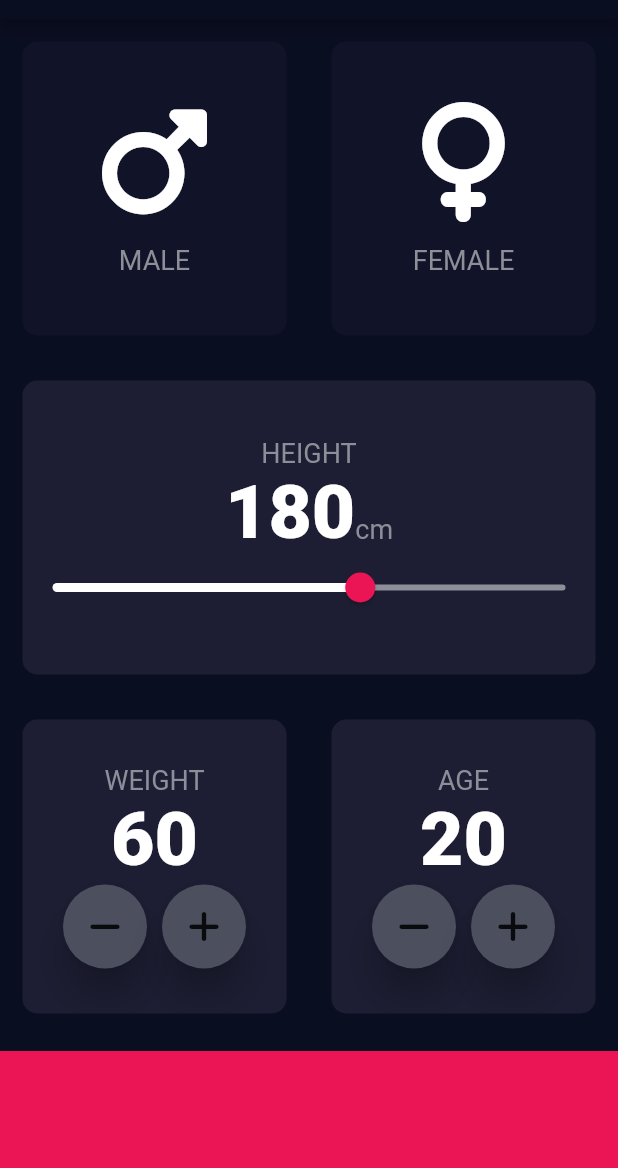
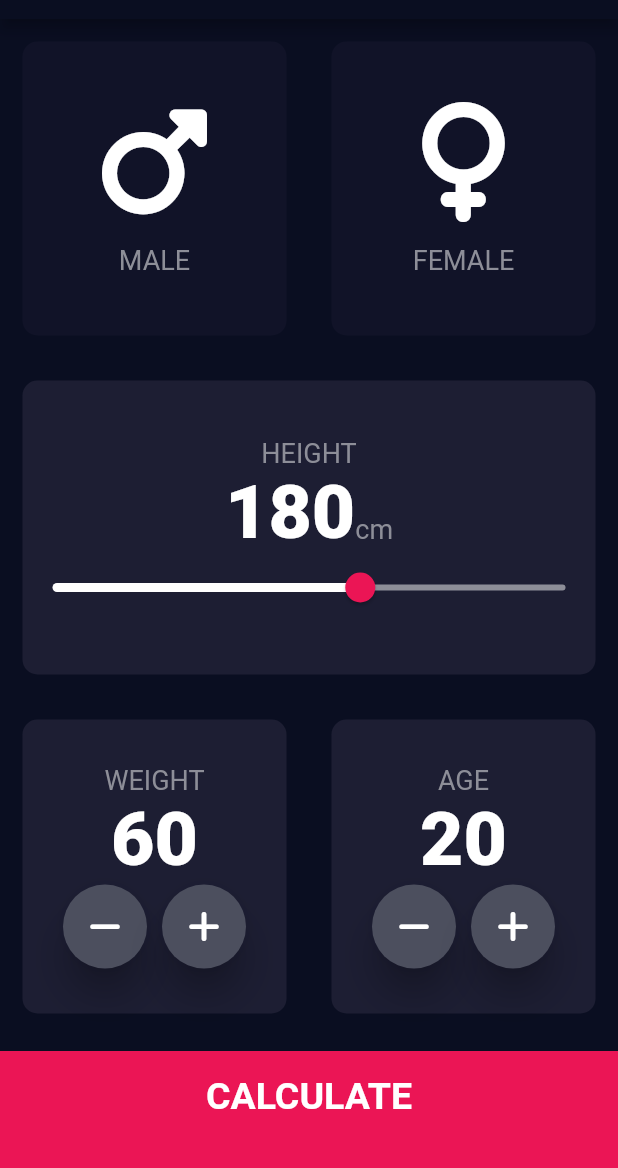
Before and after one commit to ania-niezychowska/BMIApp, a Flutter app: the screen it shows after launch, on a phone screen of 412 x 824 dp, the part 65-1233 px from its top. Run offline on Flutter 3.47's test engine with Material 2 defaults, Android fonts, the phone set to English and light mode, and no system bars; our stand-ins replace font_awesome_flutter.

Commit message:
add result page

```diff
--- /dev/null
+++ b/lib/components/bottom_button.dart
@@ -0,0 +1,26 @@
+import 'package:flutter/material.dart';
+import '../constants.dart';
+
+class BottomButton extends StatelessWidget {
+  BottomButton({required this.onTap, required this.buttonTitle});
+
+  final Function onTap;
+  final String buttonTitle;
+
+  @override
+  Widget build(BuildContext context) {
+    return GestureDetector(
+      onTap: () => onTap(),
+      child: Container(
+        child: Center(
+          child: Text(buttonTitle, style: kLargeButtonTextStyle),
+        ),
+        color: kBottomContainerColor,
+        margin: EdgeInsets.only(top: 10.0),
+        padding: EdgeInsets.only(bottom: 20.0),
+        width: double.infinity,
+        height: kBottomContainerHeight,
+      ),
+    );
+  }
+}
--- /dev/null
+++ b/lib/components/round_icon_button.dart
@@ -0,0 +1,20 @@
+import 'package:flutter/material.dart';
+
+class RoundIconButton extends StatelessWidget {
+  RoundIconButton({required this.icon, required this.onPressed});
+
+  final IconData icon;
+  final Function onPressed;
+
+  @override
+  Widget build(BuildContext context) {
+    return RawMaterialButton(
+      elevation: 10.0,
+      child: Icon(icon),
+      onPressed: () => onPressed(),
+      constraints: BoxConstraints.tightFor(width: 56.0, height: 56.0),
+      shape: CircleBorder(),
+      fillColor: Color(0xFF4C4F5E),
+    );
+  }
+}
--- a/lib/constantsGITHUB.dart
+++ /dev/null
@@ -1,41 +0,0 @@
-import 'package:flutter/material.dart';
-
-const kBottomContainerHeight = 80.0;
-const kActiveCardColour = Color(0xFF1D1E33);
-const kInactiveCardColour = Color(0xFF111328);
-const kBottomContainerColour = Color(0xFFEB1555);
-
-const kLabelTextStyle = TextStyle(
-  fontSize: 18.0,
-  color: Color(0xFF8D8E98),
-);
-
-const kNumberTextStyle = TextStyle(
-  fontSize: 50.0,
-  fontWeight: FontWeight.w900,
-);
-
-const kLargeButtonTextStyle = TextStyle(
-  fontSize: 25.0,
-  fontWeight: FontWeight.bold,
-);
-
-const kTitleTextStyle = TextStyle(
-  fontSize: 50.0,
-  fontWeight: FontWeight.bold,
-);
-
-const kResultTextStyle = TextStyle(
-  color: Color(0xFF24D876),
-  fontSize: 22.0,
-  fontWeight: FontWeight.bold,
-);
-
-const kBMITextStyle = TextStyle(
-  fontSize: 100.0,
-  fontWeight: FontWeight.bold,
-);
-
-const kBodyTextStyle = TextStyle(
-  fontSize: 22.0,
-);
--- a/lib/main.dart
+++ b/lib/main.dart
@@ -1,5 +1,5 @@
 import 'package:flutter/material.dart';
-import 'input_page.dart';
+import 'screens/input_page.dart';
 
 
 void main() => runApp(BMICalculator());
@@ -8,7 +8,7 @@ class BMICalculator extends StatelessWidget {
   @override
   Widget build(BuildContext context) {
     return MaterialApp(
-      theme: ThemeData(
+      theme: ThemeData.dark().copyWith(
         primaryColor: Color(0xFF0A0E21),
         scaffoldBackgroundColor: Color(0xFF0A0E21),
         hintColor: Colors.purple,
--- a/lib/input_page.dart
+++ b/lib/screens/input_page.dart
@@ -1,10 +1,11 @@
-import 'dart:html';
-
+import 'package:bmiapp/screens/results_page.dart';
 import 'package:flutter/material.dart';
 import 'package:font_awesome_flutter/font_awesome_flutter.dart';
-import 'icon_content.dart';
-import 'reusable_card.dart';
-import 'constants.dart';
+import '../components/icon_content.dart';
+import '../components/reusable_card.dart';
+import '../constants.dart';
+import '../components/bottom_button.dart';
+import '../components/round_icon_button.dart';
 
 enum Gender {
   female,
@@ -163,7 +164,8 @@ class _InputPageState extends State<InputPage> {
                         ],
                       ),
                     ],
-                  ), onPress: () {  },
+                  ),
+                  onPress: () {},
                 ),
               ),
               Expanded(
@@ -183,13 +185,19 @@ class _InputPageState extends State<InputPage> {
                       Row(
                         mainAxisAlignment: MainAxisAlignment.center,
                         children: <Widget>[
-                          RoundIconButton(icon: FontAwesomeIcons.minus, onPressed: () {
+                          RoundIconButton(
+                              icon: FontAwesomeIcons.minus,
+                              onPressed: () {
                                 setState(() {
                                   age--;
                                 });
                               }),
-                          SizedBox(width: 10.0,),
-                          RoundIconButton(icon: FontAwesomeIcons.plus, onPressed: () {
+                          SizedBox(
+                            width: 10.0,
+                          ),
+                          RoundIconButton(
+                              icon: FontAwesomeIcons.plus,
+                              onPressed: () {
                                 setState(() {
                                   age++;
                                 });
@@ -203,36 +211,18 @@ class _InputPageState extends State<InputPage> {
               ),
             ],
           )),
-          Container(
-            color: kBottomContainerColor,
-            margin: EdgeInsets.only(top: 10.0),
-            width: double.infinity,
-            height: kBottomContainerHeight,
+          BottomButton(
+            buttonTitle: 'CALCULATE',
+            onTap: () {
+              Navigator.push(
+                  context,
+                  MaterialPageRoute(
+                    builder: (context) => ResultsPage(),
+                  ));
+            },
           ),
         ],
       ),
     );
   }
 }
-
-class RoundIconButton extends StatelessWidget {
-  RoundIconButton({required this.icon, required this.onPressed});
-
-  final IconData icon;
-  final Function onPressed;
-
-  @override
-  Widget build(BuildContext context) {
-    return RawMaterialButton(
-      elevation: 10.0,
-      child: Icon(icon),
-      onPressed: () => onPressed(),
-      constraints: BoxConstraints.tightFor(
-        width: 56.0,
-        height: 56.0
-      ),
-      shape: CircleBorder(),
-      fillColor: Color(0xFF4C4F5E),
-    );
-  }
-}
```
Also changed, not shown: lib/constants.dart (+29 -0 lines), lib/screens/results_page.dart (added, +61 -0 lines), lib/components/icon_content.dart (renamed from lib/icon_content.dart), lib/components/reusable_card.dart (renamed from lib/reusable_card.dart). Lines whose indentation alone changed are shown as unchanged.
